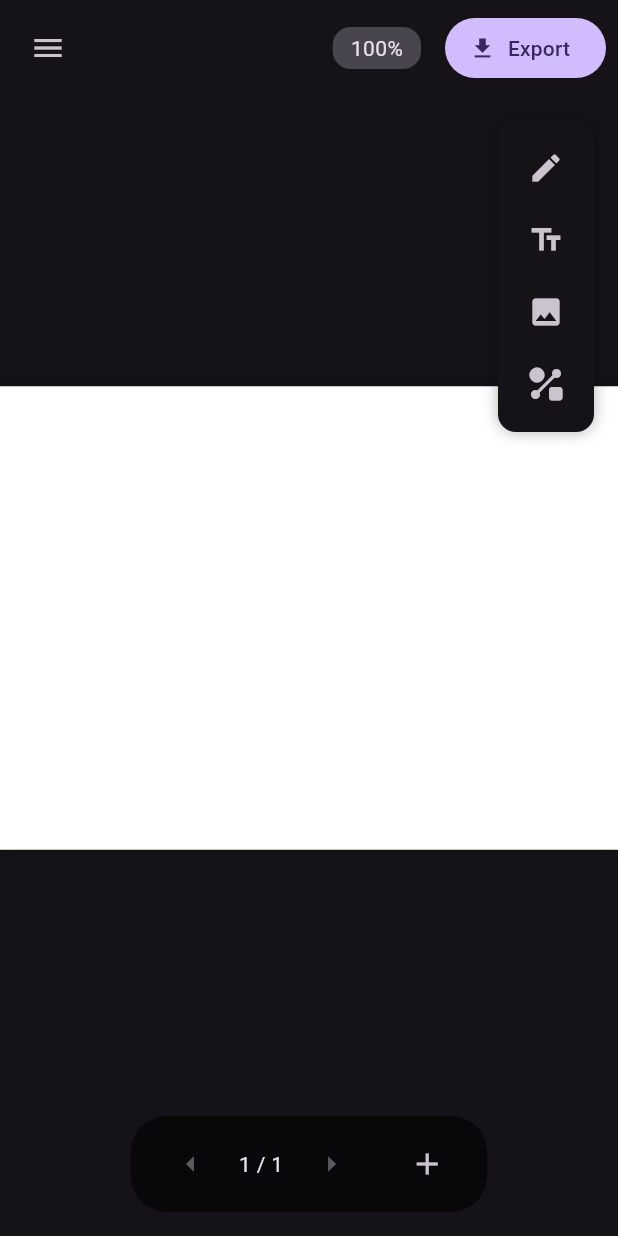
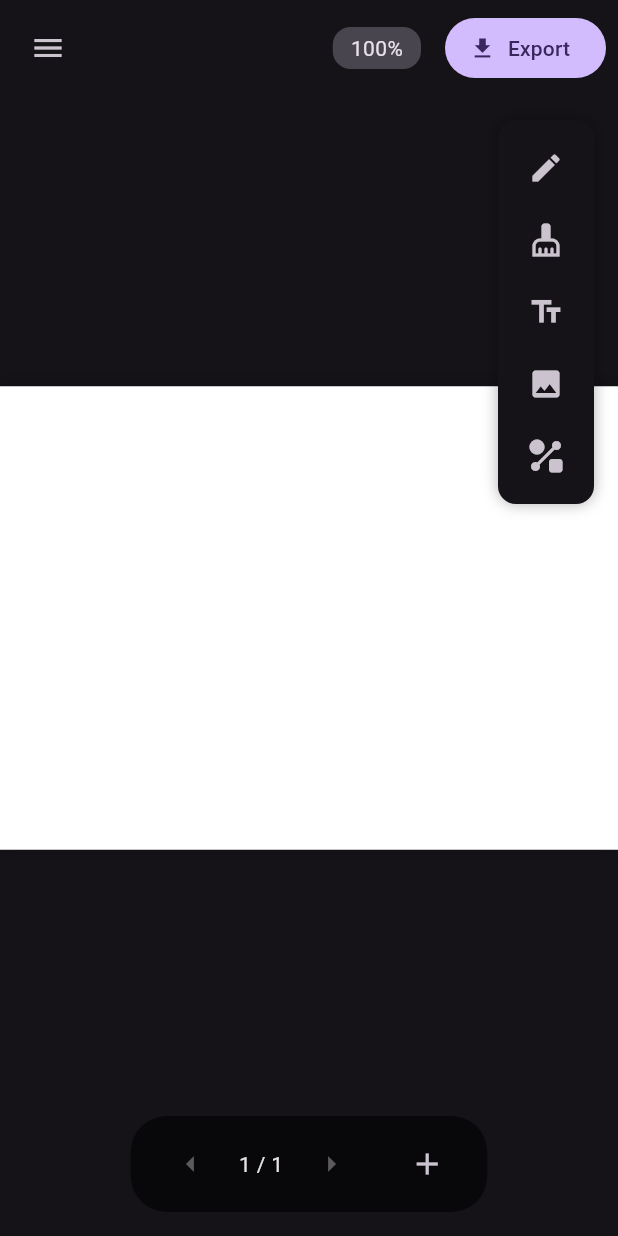
Before and after one commit to shashankdaima/flutter-canvas-board-app, a Flutter app: the screen it shows after launch, on a phone screen of 412 x 824 dp. Run offline on Flutter 3.47's test engine with Material 3 defaults, Android fonts, the light colour scheme and no system bars.

Commit message:
Add eraser mode to EditModeProvider and implement eraser button in home screen

```diff
--- a/lib/edit_mode_provider.dart
+++ b/lib/edit_mode_provider.dart
@@ -18,6 +18,7 @@
 
 enum EditMode {
   pencil,
+  erasor,
   text,
   image,
   shape,
--- a/lib/home.dart
+++ b/lib/home.dart
@@ -201,6 +201,32 @@
                             ),
                           ),
                         ),
+                         IconButton(
+                          icon: const Icon(Icons.cleaning_services),
+                          tooltip: 'Erasor',
+                          color: editModeProvider.currentMode == EditMode.erasor
+                              ? theme.colorScheme.primary
+                              : null,
+                          onPressed: () {
+                            if (editModeProvider.currentMode == EditMode.erasor) {
+                              editModeProvider.setMode(null);
+                            } else {
+                              editModeProvider.setMode(EditMode.erasor);
+                            }
+                          },
+                          style: ButtonStyle(
+                            backgroundColor:
+                                MaterialStateProperty.resolveWith<Color?>(
+                              (Set<MaterialState> states) {
+                                if (editModeProvider.currentMode ==
+                                    EditMode.erasor) {
+                                  return Colors.grey.shade900;
+                                }
+                                return null;
+                              },
+                            ),
+                          ),
+                        ),
                         IconButton(
                           icon: const Icon(Icons.text_fields),
                           tooltip: 'Text',
```
